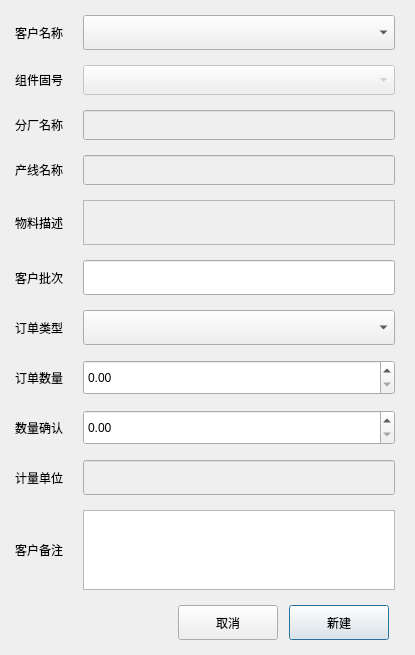
Old version of the form Qt/ERP/dialogneworder.ui in the repository superp2017/NTERP.
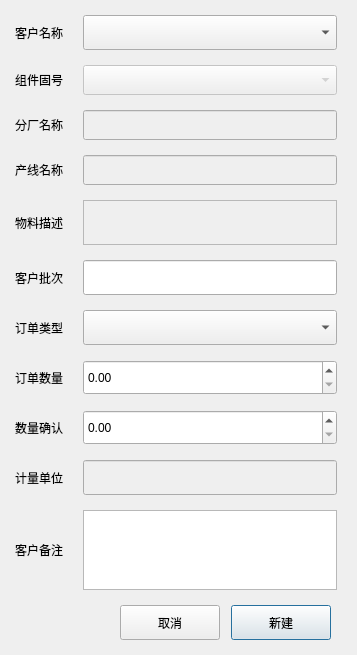
New version of the form.

```diff
--- a/Qt/ERP/dialogneworder.ui
+++ b/Qt/ERP/dialogneworder.ui
@@ -6,7 +6,7 @@
    <rect>
     <x>0</x>
     <y>0</y>
-    <width>415</width>
+    <width>357</width>
     <height>655</height>
    </rect>
   </property>
```
